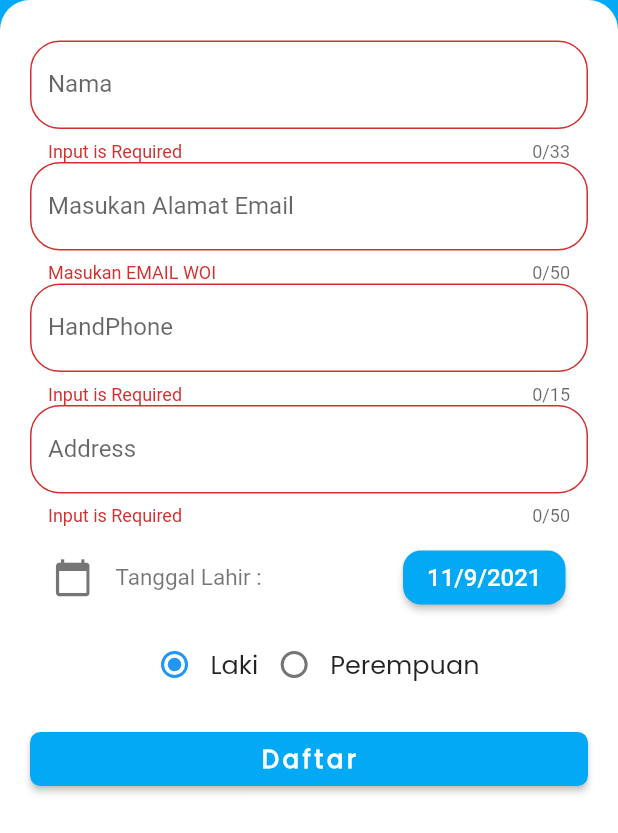
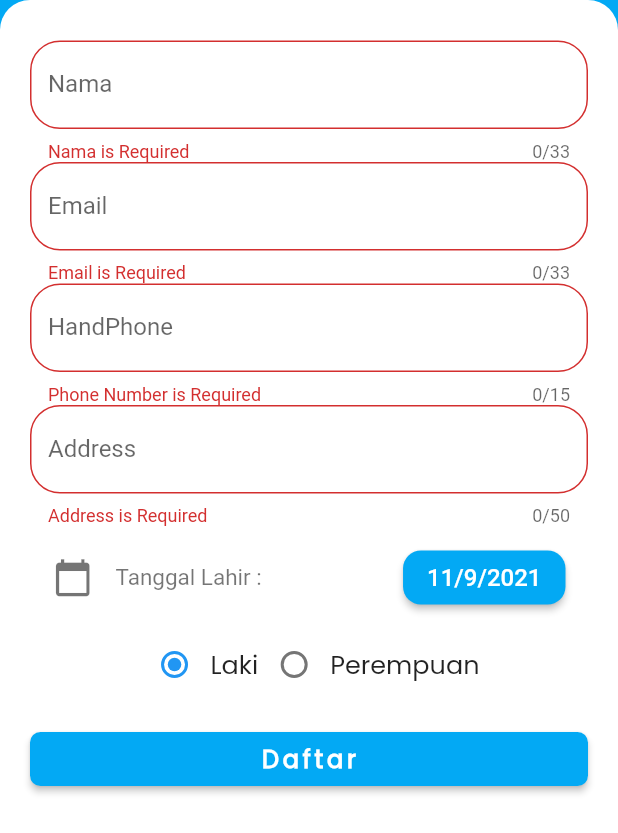
Before and after one commit to dikynugraha1111/AntarMahasiswa, a Flutter app: the screen it shows after launch, scrolled down 170 dp, after a tap on "Daftar", on a phone screen of 412 x 824 dp. Shown: the top 833 px of the screen. Run offline on Flutter 3.47's test engine with Material 2 defaults, Android fonts, the phone set to English and light mode, and no system bars; our stand-ins replace carousel_slider, curved_navigation_bar, hexcolor.

Commit message:
Update Pesan Page and Readme

```diff
--- a/lib/view/Pesan.dart
+++ b/lib/view/Pesan.dart
@@ -47,34 +47,6 @@ class _PesanPageState extends State<PesanPage> {
         dateText = "${picked.day}/${picked.month}/${picked.year}";
       });
     }
-  }
-
-  // noted Build Widget for Email
-  Widget buildEmail() {
-    return TextFormField(
-      decoration: new InputDecoration(
-          hintText: "Masukan Email",
-          labelText: "Masukan Alamat Email",
-          border: new OutlineInputBorder(
-            borderRadius: new BorderRadius.circular(20.0),
-          )),
-      maxLength: 50,
-      validator: (String? value) {
-        if (value!.isEmpty) {
-          return 'Masukan EMAIL WOI';
-        }
-        if (!RegExp(
-                r"[a-z0-9!#$%&'*+/=?^_`{|}~-]+(?:\.[a-z0-9!#$%&'*+/=?^_`{|}~-]+)*@(?:[a-z0-9](?:[a-z0-9-]*[a-z0-9])?\.)+[a-z0-9](?:[a-z0-9-]*[a-z0-9])?")
-            .hasMatch(value)) {
-          return 'Tolong Masukan Email yang benar';
-        }
-
-        return null;
-      },
-      onSaved: (String? value) {
-        email = value!;
-      },
-    );
   }
 
   void selectGender(gender? value) {
@@ -185,15 +157,45 @@ class _PesanPageState extends State<PesanPage> {
                             labelText: "Nama",
                             maxLength: 33,
                             inputType: TextInputType.name,
+                            validator: (String? value) {
+                              if (value!.isEmpty) {
+                                return 'Nama is Required';
+                              }
+                              return null;
+                            },
                             onSaved: (String? value) {
                               name = value!;
                             }),
-                        buildEmail(),
+                        WidgetPesan(
+                            hintText: "Masukan Email",
+                            labelText: "Email",
+                            maxLength: 33,
+                            validator: (String? value) {
+                              if (value!.isEmpty) {
+                                return 'Email is Required';
+                              }
+                              if (!RegExp(
+                                      r"[a-z0-9!#$%&'*+/=?^_`{|}~-]+(?:\.[a-z0-9!#$%&'*+/=?^_`{|}~-]+)*@(?:[a-z0-9](?:[a-z0-9-]*[a-z0-9])?\.)+[a-z0-9](?:[a-z0-9-]*[a-z0-9])?")
+                                  .hasMatch(value)) {
+                                return 'Tolong Masukan Email yang benar';
+                              }
+
+                              return null;
+                            },
+                            onSaved: (String? value) {
+                              email = value!;
+                            }),
                         WidgetPesan(
                             inputType: TextInputType.phone,
                             hintText: "Masukan Nomor",
                             labelText: "HandPhone",
                             maxLength: 15,
+                            validator: (String? value) {
+                              if (value!.isEmpty) {
+                                return 'Phone Number is Required';
+                              }
+                              return null;
+                            },
                             onSaved: (String? value) {
                               phone = int.parse(value!);
                             }),
@@ -202,6 +204,12 @@ class _PesanPageState extends State<PesanPage> {
                             hintText: "Masukan Alamat",
                             labelText: "Address",
                             maxLength: 50,
+                            validator: (String? value) {
+                              if (value!.isEmpty) {
+                                return 'Address is Required';
+                              }
+                              return null;
+                            },
                             onSaved: (String? value) {
                               address = value!;
                             }),
@@ -230,7 +238,11 @@ class _PesanPageState extends State<PesanPage> {
                                       return CustomDialog(
                                           title: "Noted",
                                           description:
-                                              "Selamat $name Pendaftaran Berhasil");
+                                              "Selamat $name Pendaftaran Berhasil",
+                                          email: email,
+                                          phone: phone.toString(),
+                                          address: address,
+                                          date: dateText);
                                     });
                               },
                               child: Text("Daftar",
--- a/lib/widget/custom_dialog.dart
+++ b/lib/widget/custom_dialog.dart
@@ -1,9 +1,15 @@
 import 'package:flutter/material.dart';
 
 class CustomDialog extends StatelessWidget {
-  final String title, description;
+  final String title, description, email, phone, address, date;
 
-  CustomDialog({required this.title, required this.description});
+  CustomDialog(
+      {required this.title,
+      required this.description,
+      required this.email,
+      required this.phone,
+      required this.address,
+      required this.date});
 
   @override
   Widget build(BuildContext context) {
@@ -51,6 +57,26 @@ class CustomDialog extends StatelessWidget {
                         fontSize: 16,
                         fontFamily: "Poppins",
                         fontWeight: FontWeight.w300)),
+                Text(email,
+                    style: TextStyle(
+                        fontSize: 16,
+                        fontFamily: "Poppins",
+                        fontWeight: FontWeight.w300)),
+                Text(phone,
+                    style: TextStyle(
+                        fontSize: 16,
+                        fontFamily: "Poppins",
+                        fontWeight: FontWeight.w300)),
+                Text(address,
+                    style: TextStyle(
+                        fontSize: 16,
+                        fontFamily: "Poppins",
+                        fontWeight: FontWeight.w300)),
+                Text(date,
+                    style: TextStyle(
+                        fontSize: 16,
+                        fontFamily: "Poppins",
+                        fontWeight: FontWeight.w300)),
                 SizedBox(height: 24.0),
                 Align(
                   alignment: Alignment.bottomRight,
--- a/lib/widget/widget_pesan.dart
+++ b/lib/widget/widget_pesan.dart
@@ -8,15 +8,17 @@ class WidgetPesan extends StatelessWidget {
   final TextInputType inputType;
 
   final ValueChanged<String?> onSaved;
+  final FormFieldValidator<String>? validator;
 
-  const WidgetPesan(
-      {Key? key,
-      required this.hintText,
-      required this.labelText,
-      required this.maxLength,
-      this.inputType = TextInputType.text,
-      required this.onSaved})
-      : super(key: key);
+  const WidgetPesan({
+    Key? key,
+    required this.hintText,
+    required this.labelText,
+    required this.maxLength,
+    this.inputType = TextInputType.text,
+    required this.onSaved,
+    this.validator,
+  }) : super(key: key);
 
   List<TextInputFormatter> get _inputFormatters {
     List<TextInputFormatter> _formatters = <TextInputFormatter>[];
@@ -45,12 +47,7 @@ class WidgetPesan extends StatelessWidget {
             borderRadius: new BorderRadius.circular(20.0),
           )),
       maxLength: maxLength,
-      validator: (String? value) {
-        if (value!.isEmpty) {
-          return 'Input is Required';
-        }
-        return null;
-      },
+      validator: this.validator,
       onSaved: this.onSaved,
     );
   }
```
Also changed, not shown: img/InputReg1.jpg (added), img/InputReg2.jpg (added), img/InputReg3.jpg (added), img/InputReg4.jpg (added), 1 other file.
